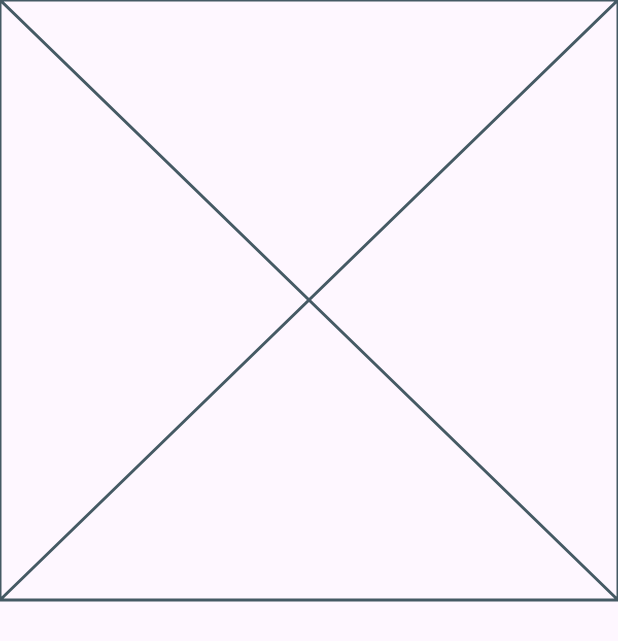
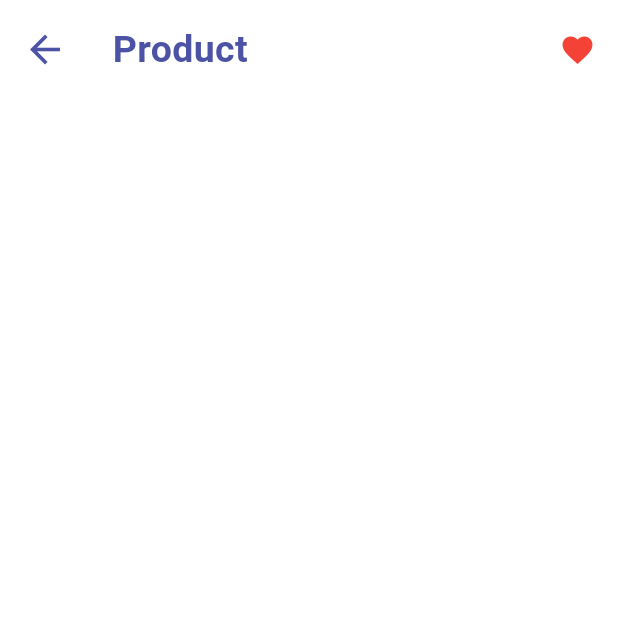
Before and after one commit to Pamod1478/E-Commerce-App, a Flutter app: the ItemPage screen opened by its route, on a phone screen of 412 x 824 dp. Shown: the top 641 px of the screen. Run offline on Flutter 3.47's test engine with Material 3 defaults, Android fonts, the phone set to English and light mode, and no system bars; our stand-ins replace curved_navigation_bar.

Commit message:
finalize the item app bar

```diff
--- a/lib/pages/ItemPage.dart
+++ b/lib/pages/ItemPage.dart
@@ -7,6 +7,7 @@ class ItemPage extends StatelessWidget {
   @override
   Widget build(BuildContext context) {
     return  Scaffold(
+      backgroundColor: Colors.white,
       body: ListView(
         children: [
           ItemAppBar(),
--- a/lib/widgets/ItemAppBar.dart
+++ b/lib/widgets/ItemAppBar.dart
@@ -5,6 +5,31 @@ class ItemAppBar extends StatelessWidget {
 
   @override
   Widget build(BuildContext context) {
-    return const Placeholder();
+    return Container(
+      color: Colors.white,
+      padding: EdgeInsets.all(15),
+      child: Row(
+        children: [
+          InkWell(
+            onTap: () {
+              Navigator.pop(context); //go back to the back screen
+            },
+            child: Icon(Icons.arrow_back, size: 30, color: Color(0XFF4C53A5)),
+          ),
+          SizedBox(width: 30),
+          Text(
+            "Product",
+            style: TextStyle(
+              fontSize: 25,
+              fontWeight: FontWeight.bold,
+              color: Color(0XFF4C53A5),
+            ),
+          ),
+          Spacer(),
+          Icon(Icons.favorite,
+          color: Colors.red,),
+        ],
+      ),
+    );
   }
 }
--- a/lib/widgets/itemsWidget.dart
+++ b/lib/widgets/itemsWidget.dart
@@ -56,7 +56,9 @@ class ItemsWidget extends StatelessWidget {
                       ),
                     ),
                     InkWell(
-                      onTap: () {},
+                      onTap: () {
+                        Navigator.pushNamed(context, "itemPage");
+                      },
                       child: Padding(
                         padding: const EdgeInsets.only(top: 35, left: 25),
                         child: Container(
```
